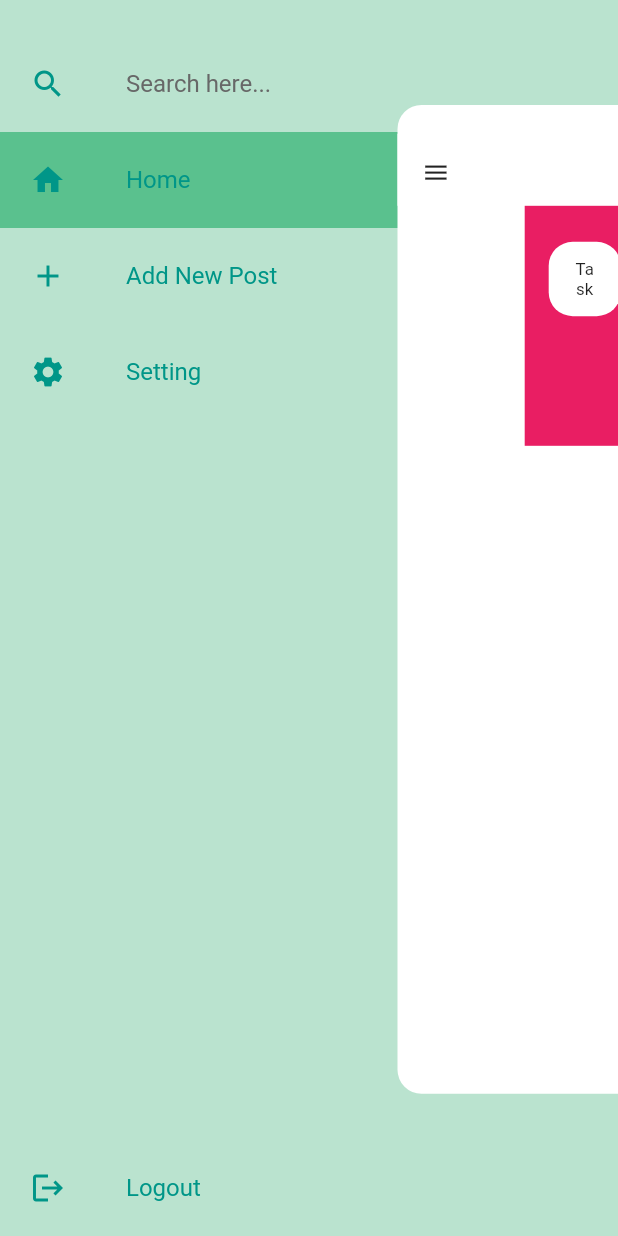
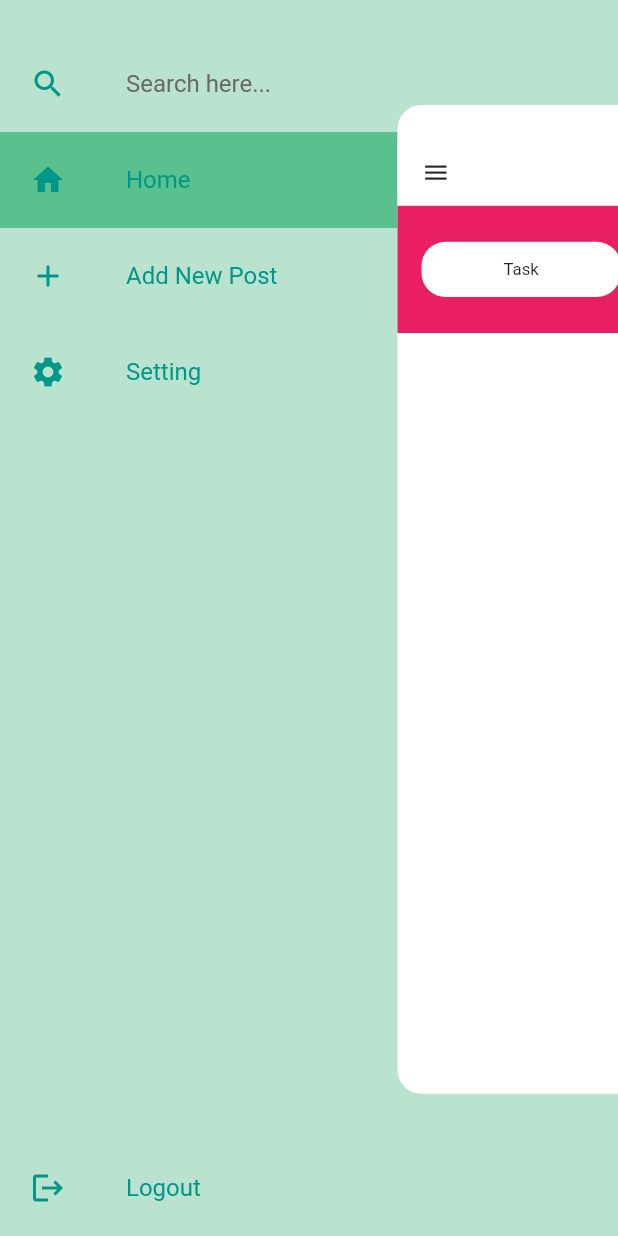
Before and after one commit to aman440/GetSetPro-App, a Flutter app: the screen it shows after launch, after a tap on the "search" icon, on a phone screen of 412 x 824 dp. Run offline on Flutter 3.47's test engine with Material 2 defaults, Android fonts, the phone set to English and light mode, and no system bars; our stand-ins replace firebase_auth, firebase_core, firebase_messaging; accounts and stored records are empty.

Commit message:
Add files via upload

```diff
--- a/lib/vedant_task/page.dart
+++ b/lib/vedant_task/page.dart
@@ -59,10 +59,10 @@ class _ContentState extends State<Content> {
   @override
   Widget build(BuildContext context) {
     return Container(
+      width: double.maxFinite,
       color: Colors.pink,
-      width: 200,
-      height: 200,
-      child: Column(children: [
+      child: Column(
+        children: [
           Row(
             children: [
               Expanded(
@@ -99,7 +99,8 @@ class _ContentState extends State<Content> {
               ),
             ],
           ),
-      ]),
+        ],
+      ),
     );
   }
 }
--- a/lib/vedant_task/slidebar.dart
+++ b/lib/vedant_task/slidebar.dart
@@ -32,7 +32,7 @@ class _AppContainerState extends State<AppContainer> {
   bool sidebarOpen = false;
 
   double yOffset = 0;
-  double xOffset = 60;
+  double xOffset = 0;
   double pageScale = 1;
 
   int selectedMenuItem = 0;
@@ -42,7 +42,7 @@ class _AppContainerState extends State<AppContainer> {
 
   void setSidebarState() {
     setState(() {
-      xOffset = sidebarOpen ? 265 : 60;
+      xOffset = sidebarOpen ? 265 : 0;
       yOffset = sidebarOpen ? 70 : 0;
       pageScale = sidebarOpen ? 0.8 : 1;
     });
```
Lines whose indentation alone changed are shown as unchanged.
